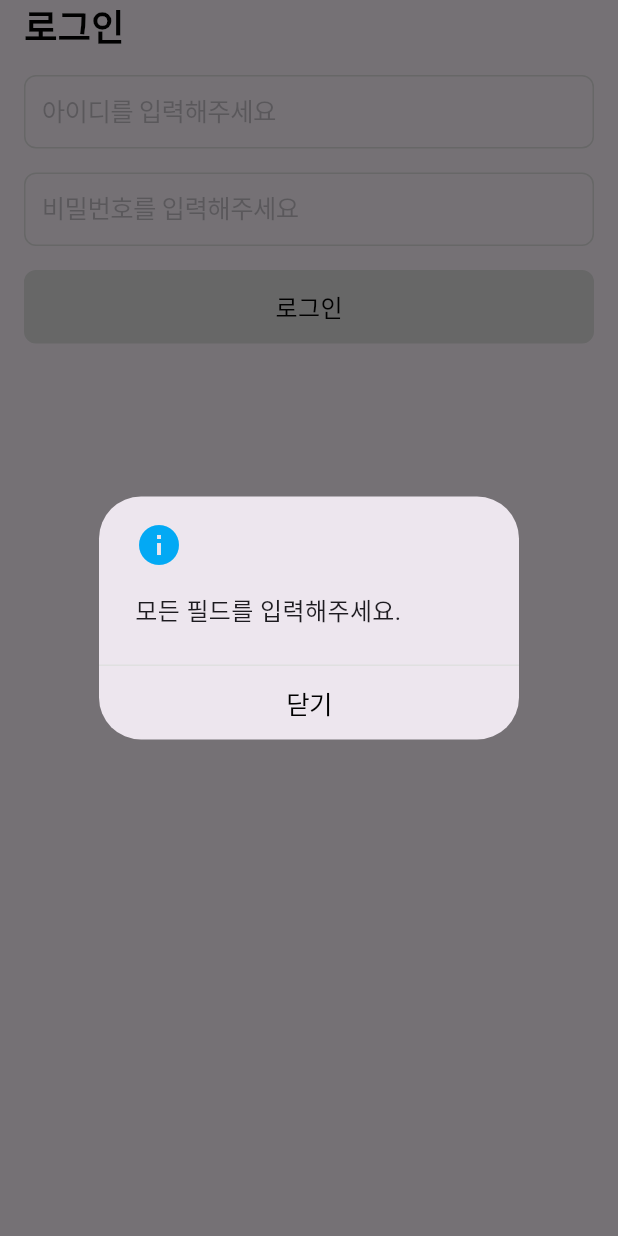
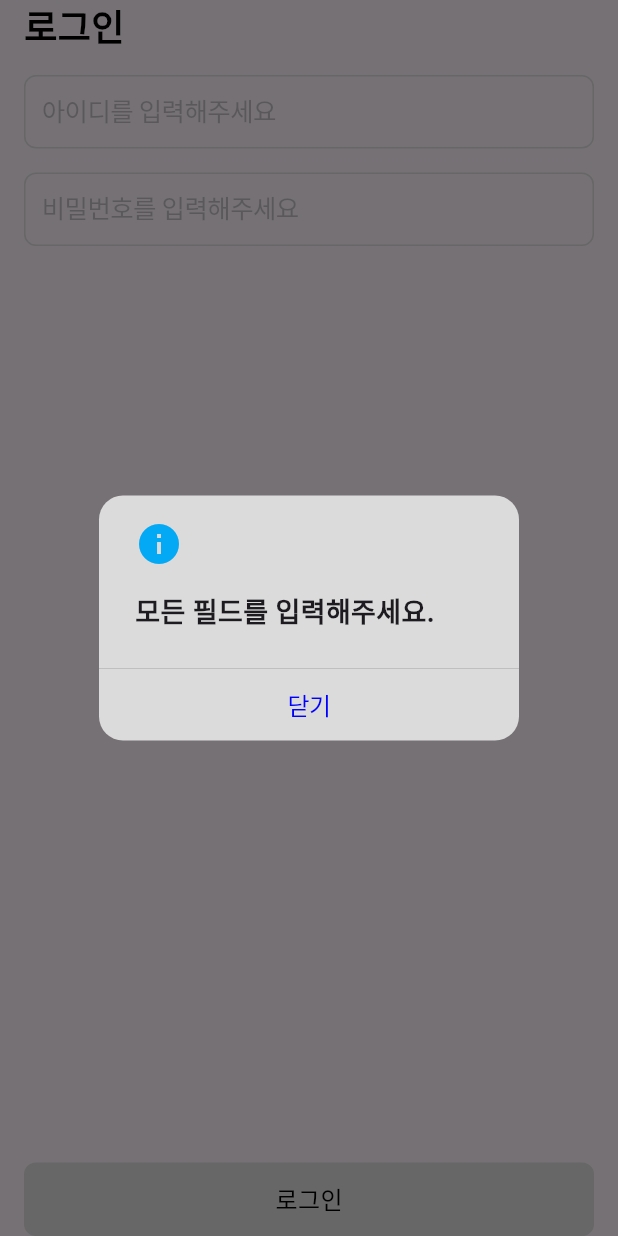
Before and after one commit to cher1shRXD/go_a_trip, a Flutter app: the screen it shows after launch, after a tap on "로그인", on a phone screen of 412 x 824 dp. Run offline on Flutter 3.47's test engine with Material 3 defaults, Android fonts, the phone set to English and light mode, and no system bars; our stand-ins replace flutter_secure_storage, get.

Commit message:
feat::button go down

```diff
--- a/lib/components/alert.dart
+++ b/lib/components/alert.dart
@@ -7,8 +7,12 @@ void alert(BuildContext context, String message, String type) async {
     barrierDismissible: true,
     builder: (BuildContext context) {
       return AlertDialog(
+        shape: RoundedRectangleBorder(
+          borderRadius: BorderRadius.circular(16),
+        ),
         actionsAlignment: MainAxisAlignment.center,
         actionsPadding: EdgeInsets.zero,
+        backgroundColor: const Color.fromARGB(230, 230, 230, 230),
         content: SingleChildScrollView(
           child: ListBody(children: [
             Row(children: [
@@ -29,7 +33,9 @@ void alert(BuildContext context, String message, String type) async {
                 ),
               ),
             ]),
-            Text(message, style: const TextStyle(fontSize: 16)),
+            Text(message,
+                style:
+                    const TextStyle(fontSize: 18, fontWeight: FontWeight.bold)),
           ]),
         ),
         actions: [
@@ -41,15 +47,16 @@ void alert(BuildContext context, String message, String type) async {
                 width: double.infinity,
                 decoration: BoxDecoration(
                   border: Border(
-                    top: BorderSide(color: Colors.grey[300]!, width: 1),
+                    top: BorderSide(color: Colors.grey[500]!, width: 0.3),
                   ),
                 ),
                 padding: const EdgeInsets.only(
                     left: 16, right: 16, top: 12, bottom: 12),
                 child: const Text(
                   '닫기',
-                  style: TextStyle(color: Colors.black),
-                  textAlign: TextAlign.center, // 텍스트 중앙 정렬
+                  style: TextStyle(
+                      color: Color.fromARGB(255, 0, 0, 255), fontSize: 16),
+                  textAlign: TextAlign.center,
                 ),
               ),
               onPressed: () {
--- a/lib/screens/login.dart
+++ b/lib/screens/login.dart
@@ -1,6 +1,11 @@
+import 'package:flutter/cupertino.dart';
 import 'package:flutter/material.dart';
+import 'package:flutter_secure_storage/flutter_secure_storage.dart';
+import 'package:go_a_trip/components/alert.dart';
 import 'package:go_a_trip/components/header.dart';
-import 'package:go_a_trip/components/login_form.dart';
+
+import 'package:go_a_trip/components/navigation.dart';
+import 'package:go_a_trip/services/auth/login_service.dart';
 
 class LoginScreen extends StatelessWidget {
   const LoginScreen({super.key});
@@ -12,9 +17,12 @@ class LoginScreen extends StatelessWidget {
         child: Column(
           children: [
             Header(title: '로그인'),
-            Padding(
-              padding: EdgeInsets.symmetric(horizontal: 16),
-              child: LoginForm(),
+            Expanded(
+              // Column을 전체 높이로 확장
+              child: Padding(
+                padding: EdgeInsets.symmetric(horizontal: 16),
+                child: LoginForm(),
+              ),
             ),
           ],
         ),
@@ -22,3 +30,174 @@ class LoginScreen extends StatelessWidget {
     );
   }
 }
+
+class LoginForm extends StatefulWidget {
+  const LoginForm({super.key});
+
+  @override
+  State<LoginForm> createState() => _LoginFormState();
+}
+
+class _LoginFormState extends State<LoginForm> {
+  final TextEditingController _idController = TextEditingController();
+  final TextEditingController _pwController = TextEditingController();
+  final LoginService _loginService = LoginService();
+  final _tokenStorage = const FlutterSecureStorage();
+  bool _isLoading = false;
+
+  @override
+  void dispose() {
+    _idController.dispose();
+    _pwController.dispose();
+    super.dispose();
+  }
+
+  Future<void> _handleLogin() async {
+    if (!_validateInputs()) return;
+
+    setState(() => _isLoading = true);
+
+    try {
+      final loginResponse = await _loginService.loginRequest(
+        _idController.text.trim(),
+        _pwController.text.trim(),
+      );
+
+      await _saveTokens(loginResponse);
+
+      if (!mounted) return;
+      _navigateToHome();
+    } catch (e) {
+      if (!mounted) return;
+      _handleLoginError(e);
+    } finally {
+      if (mounted) {
+        setState(() => _isLoading = false);
+      }
+    }
+  }
+
+  bool _validateInputs() {
+    if (_idController.text.trim().isEmpty ||
+        _pwController.text.trim().isEmpty) {
+      alert(context, '모든 필드를 입력해주세요.', 'INFO');
+      return false;
+    }
+    return true;
+  }
+
+  Future<void> _saveTokens(dynamic loginResponse) async {
+    await _tokenStorage.write(
+      key: 'accessToken',
+      value: loginResponse.accessToken,
+    );
+    await _tokenStorage.write(
+      key: 'refreshToken',
+      value: loginResponse.refreshToken,
+    );
+  }
+
+  void _navigateToHome() {
+    Navigator.pushReplacement(
+      context,
+      MaterialPageRoute(builder: (context) => const Navigation()),
+    );
+  }
+
+  void _handleLoginError(dynamic error) {
+    final errorCode = error.toString().split(": ")[1];
+    switch (errorCode) {
+      case '404':
+        alert(context, '유저를 찾을 수 없습니다.', 'ERROR');
+        break;
+      case '401':
+        alert(context, '비밀번호가 올바르지 않습니다.', 'ERROR');
+        break;
+      default:
+        alert(context, '로그인 중 오류가 발생했습니다.', 'ERROR');
+    }
+  }
+
+  Widget _buildTextField({
+    required TextEditingController controller,
+    required String placeholder,
+    bool isPassword = false,
+  }) {
+    return Container(
+      width: double.infinity,
+      margin: const EdgeInsets.only(top: 16),
+      decoration: BoxDecoration(
+        border: Border.all(color: Colors.grey[300]!),
+        borderRadius: const BorderRadius.all(Radius.circular(8)),
+      ),
+      child: Padding(
+        padding: const EdgeInsets.all(4),
+        child: CupertinoTextField(
+          controller: controller,
+          placeholder: placeholder,
+          decoration: const BoxDecoration(),
+          obscureText: isPassword,
+          enabled: !_isLoading,
+        ),
+      ),
+    );
+  }
+
+  Widget _buildLoginButton() {
+    return Container(
+      width: double.infinity,
+      margin: const EdgeInsets.only(top: 16),
+      child: InkWell(
+        onTap: _isLoading ? null : _handleLogin,
+        child: Container(
+          width: double.infinity,
+          decoration: BoxDecoration(
+            border: Border.all(color: Colors.grey[300]!),
+            borderRadius: const BorderRadius.all(Radius.circular(8)),
+            color: _isLoading ? Colors.grey[200] : Colors.grey[300],
+          ),
+          padding: const EdgeInsets.symmetric(
+            horizontal: 16,
+            vertical: 12,
+          ),
+          child: Center(
+            child: _isLoading
+                ? const CupertinoActivityIndicator()
+                : const Text(
+                    '로그인',
+                    style: TextStyle(color: Colors.black, fontSize: 16),
+                  ),
+          ),
+        ),
+      ),
+    );
+  }
+
+  @override
+  Widget build(BuildContext context) {
+    return GestureDetector(
+      onTap: () {
+        FocusManager.instance.primaryFocus?.unfocus();
+      },
+      child: Column(
+        mainAxisSize: MainAxisSize.max, // Column이 전체 높이를 사용하도록 설정
+        children: [
+          _buildTextField(
+            controller: _idController,
+            placeholder: '아이디를 입력해주세요',
+          ),
+          _buildTextField(
+            controller: _pwController,
+            placeholder: '비밀번호를 입력해주세요',
+            isPassword: true,
+          ),
+          const Expanded(
+            // 입력 필드와 버튼 사이의 공간을 최대화
+            child: SizedBox(),
+          ),
+          _buildLoginButton(),
+        ],
+      ),
+    );
+  }
+}
```
Also changed, not shown: 1 other file.
